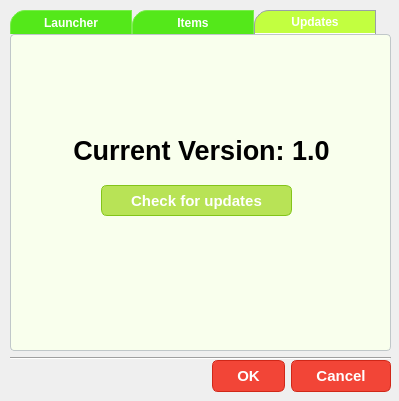
First picture: the form in settingsdialog.ui, repository jarred-new/MayMayLauncher, before the edit.
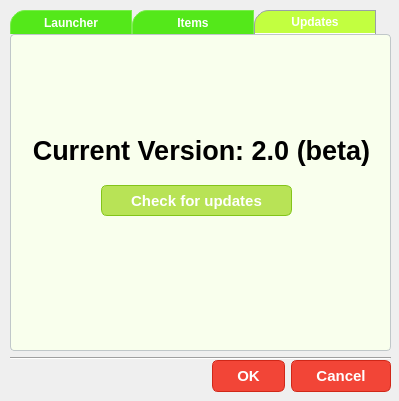
Second picture: the form after the edit. The open tabs and pages were chosen to show the change. Icons and pictures are not drawn.

```diff
--- a/settingsdialog.ui
+++ b/settingsdialog.ui
@@ -582,7 +582,7 @@
       </font>
      </property>
      <property name="text">
-      <string>Current Version: 1.0</string>
+      <string>Current Version: 2.0 (beta)</string>
      </property>
      <property name="alignment">
       <set>Qt::AlignmentFlag::AlignCenter</set>
```
Left out of the diff: 2 changed lines with no effect on the pictures.
